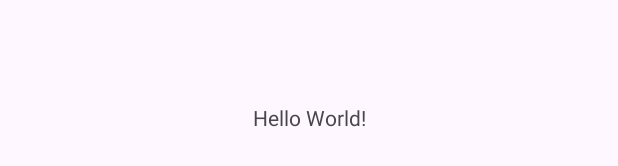
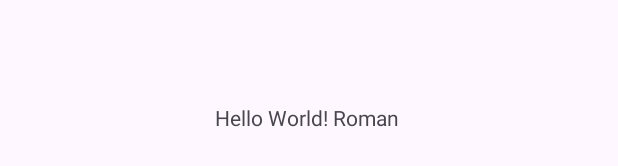
Before and after one commit to Vikram-Dingre/CollaborationDemoProject, an Android app: the layout activity_main.xml on its own in the app's theme, with its tools: preview values and no code run, on a phone screen of 412 x 824 dp. Shown: the part 501-667 px from the top of the screen. Run offline under Robolectric (Android 15) with nearby library versions, the phone set to English and light mode, and no system bars.

Commit message:
Update activity_main.xml
at the hello world add extra word roman

```diff
--- a/app/src/main/res/layout/activity_main.xml
+++ b/app/src/main/res/layout/activity_main.xml
@@ -10,7 +10,7 @@
     <TextView
         android:layout_width="wrap_content"
         android:layout_height="wrap_content"
-        android:text="Hello World!"
+        android:text="Hello World! Roman "
         app:layout_constraintBottom_toBottomOf="parent"
         app:layout_constraintEnd_toEndOf="parent"
         app:layout_constraintStart_toStartOf="parent"
```
